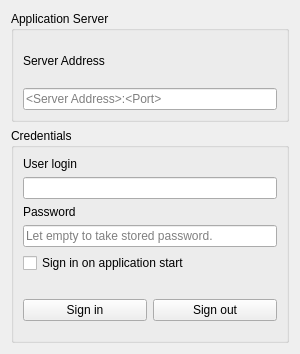
Before: the Qt Designer form src/app/gui/forms/widgetsettings.ui in botorabi/Meet4Eat-Desktop, drawn with Qt 5.
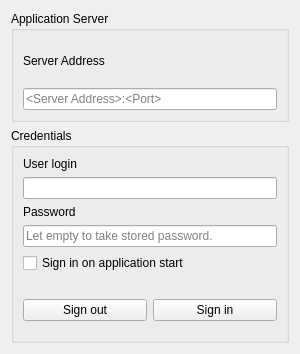
After: the same form once the commit is applied.

```diff
--- a/src/app/gui/forms/widgetsettings.ui
+++ b/src/app/gui/forms/widgetsettings.ui
@@ -112,16 +112,6 @@
           <property name="bottomMargin">
            <number>10</number>
           </property>
-          <item>
-           <widget class="QPushButton" name="pushButtonSignIn">
-            <property name="toolTip">
-             <string>Sign in into your account.</string>
-            </property>
-            <property name="text">
-             <string>Sign in</string>
-            </property>
-           </widget>
-          </item>
           <item>
            <widget class="QPushButton" name="pushButtonSignOut">
             <property name="toolTip">
@@ -132,6 +122,16 @@
             </property>
            </widget>
           </item>
+          <item>
+           <widget class="QPushButton" name="pushButtonSignIn">
+            <property name="toolTip">
+             <string>Sign in into your account.</string>
+            </property>
+            <property name="text">
+             <string>Sign in</string>
+            </property>
+           </widget>
+          </item>
          </layout>
         </item>
        </layout>
```
